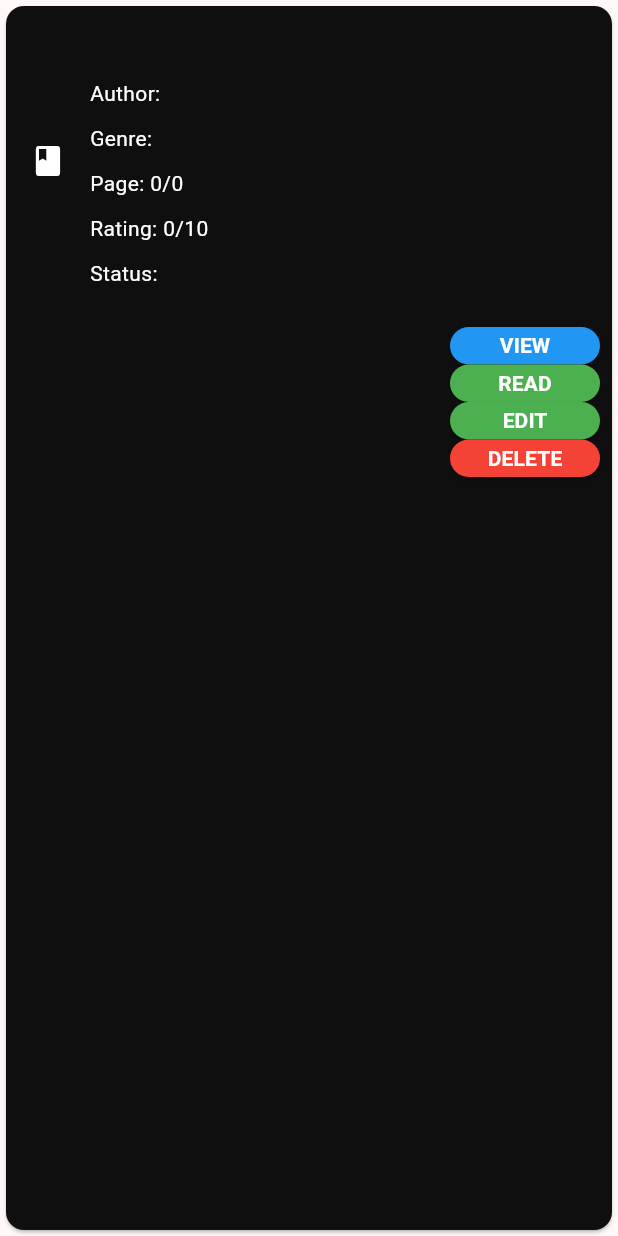
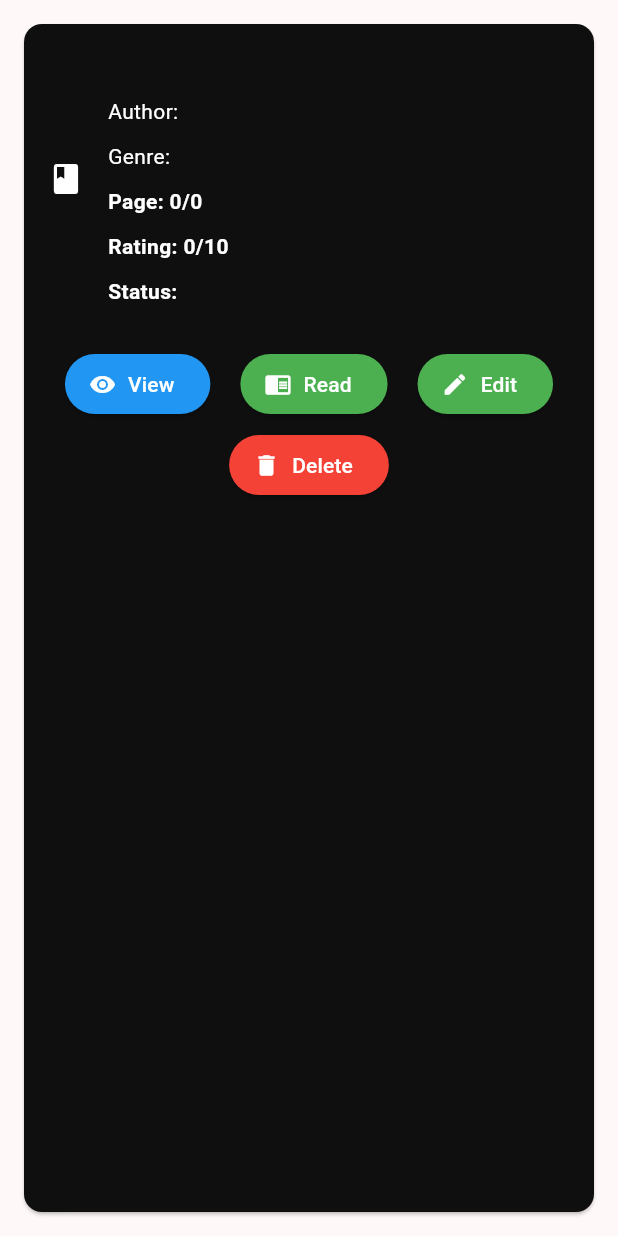
Before and after one commit to LiteraLand-C07/LiteraLandMobile, a Flutter app: the BookCollectionWidget widget shown alone on an empty page, opened directly with empty values, on a phone screen of 412 x 824 dp. Run offline on Flutter 3.47's test engine with Material 3 defaults, Android fonts, the phone set to English and light mode, and no system bars; our stand-ins replace google_fonts, webview_flutter; missing offline and left inert: pbp_django_auth; network calls fail.

Commit message:
Update tampilan halaman koleksi dan detail

```diff
--- a/lib/collections/screens/detail_book.dart
+++ b/lib/collections/screens/detail_book.dart
@@ -58,7 +58,7 @@ class _BookDetailPageState extends State<BookDetailPage> {
   @override
   Widget build(BuildContext context) {
     return Scaffold(
-        backgroundColor: const Color.fromARGB(255, 67, 66, 66),
+        backgroundColor: const Color.fromARGB(255, 37, 36, 36),
         appBar: AppBar(
           title: const Text('Book Detail'),
           backgroundColor: const Color.fromARGB(255, 15, 15, 15),
--- a/lib/collections/widgets/card_collection.dart
+++ b/lib/collections/widgets/card_collection.dart
@@ -16,7 +16,9 @@ class BookCollectionWidget extends StatelessWidget {
 
   @override
   Widget build(BuildContext context) {
-    return Card(
+    return Padding(
+        padding: const EdgeInsets.all(12),
+        child: Card(
           color: const Color.fromARGB(255, 15, 15, 15),
           child: Column(
             children: <Widget>[
@@ -36,37 +38,47 @@ class BookCollectionWidget extends StatelessWidget {
                     const SizedBox(height: 10),
                     Text('Author: ${bookCollection.author}',
                         style: const TextStyle(
-                        color: Colors.white)), // Ubah warna teks menjadi putih
+                            color:
+                                Colors.white)), // Ubah warna teks menjadi putih
                     const SizedBox(height: 10),
                     Text('Genre: ${bookCollection.genre}',
                         style: const TextStyle(
-                        color: Colors.white)), // Ubah warna teks menjadi putih
+                            color:
+                                Colors.white)), // Ubah warna teks menjadi putih
                     const SizedBox(height: 10),
                     Text(
                       'Page: ${bookCollection.currentPage}/${bookCollection.pageCount}',
                       style: const TextStyle(
-                      color: Colors.white), // Ubah warna teks menjadi putih
+                          color: Colors.white,
+                          fontWeight:
+                              FontWeight.bold), // Ubah warna teks menjadi putih
                     ),
                     const SizedBox(height: 10),
                     Text('Rating: ${bookCollection.rating}/10',
                         style: const TextStyle(
-                        color: Colors.white)), // Ubah warna teks menjadi puti
+                            color: Colors.white,
+                            fontWeight: FontWeight
+                                .bold)), // Ubah warna teks menjadi puti
                     const SizedBox(height: 10),
                     Text('Status: ${bookCollection.statusBacaDisplay}',
-                    style: const TextStyle(color: Colors.white)),
+                        style: const TextStyle(
+                            color: Colors.white, fontWeight: FontWeight.bold)),
                     const SizedBox(height: 10), // Ubah warna teks menjadi putih
                   ],
                 ),
               ),
-          ButtonBar(
+              const SizedBox(height: 10),
+              Wrap(
+                alignment: WrapAlignment.center,
+                spacing: 12.0,
+                runSpacing: 6.0,
                 children: <Widget>[
-              SizedBox(
-                width: 100.0, // Lebar tombol
-                height: 25.0, // Tinggi tombol
-                child: ElevatedButton(
+                  Padding(
+                    padding: const EdgeInsets.symmetric(horizontal: 4.0),
+                    child: ElevatedButton.icon(
                       style: ElevatedButton.styleFrom(
-                      backgroundColor:
-                          Colors.blue), // Ubah warna tombol menjadi hijau
+                        backgroundColor: Colors.blue,
+                      ),
                       onPressed: () {
                         Navigator.pushReplacement(
                           context,
@@ -74,21 +86,24 @@ class BookCollectionWidget extends StatelessWidget {
                             builder: (context) => BookDetailPage(
                               bookId: bookCollection.book,
                               isFromCollection: true,
-                              )),
+                            ),
+                          ),
                         );
                       },
-                  child: const Text('VIEW',
-                      style: TextStyle(
-                          color: Colors.white, fontWeight: FontWeight.bold)),
+                      icon:
+                          const Icon(Icons.remove_red_eye, color: Colors.white),
+                      label: const Text(
+                        'View',
+                        style: TextStyle(color: Colors.white),
                       ),
                     ),
-              SizedBox(
-                width: 100.0, // Lebar tombol
-                height: 25.0, // Tinggi tombol
-                child: ElevatedButton(
+                  ),
+                  Padding(
+                    padding: const EdgeInsets.symmetric(horizontal: 4.0),
+                    child: ElevatedButton.icon(
                       style: ElevatedButton.styleFrom(
-                      backgroundColor:
-                          Colors.green), // Ubah warna tombol menjadi hijau
+                        backgroundColor: Colors.green,
+                      ),
                       onPressed: () {
                         int idHalaman = bookCollection.book;
                         Navigator.push(
@@ -98,20 +113,24 @@ class BookCollectionWidget extends StatelessWidget {
                               title: bookCollection.title,
                               selectedUrl:
                                   "https://literaland-c07-tk.pbp.cs.ui.ac.id/collections/read_book_flutter/$idHalaman/",
-                                )));
-                  },
-                  child: const Text('READ',
-                      style: TextStyle(
-                          color: Colors.white, fontWeight: FontWeight.bold)),
                             ),
                           ),
-              SizedBox(
-                width: 100.0, // Lebar tombol
-                height: 25.0, // Tinggi tombol
-                child: ElevatedButton(
+                        );
+                      },
+                      icon: const Icon(Icons.chrome_reader_mode,
+                          color: Colors.white),
+                      label: const Text(
+                        'Read',
+                        style: TextStyle(color: Colors.white),
+                      ),
+                    ),
+                  ),
+                  Padding(
+                    padding: const EdgeInsets.symmetric(horizontal: 4.0),
+                    child: ElevatedButton.icon(
                       style: ElevatedButton.styleFrom(
-                      backgroundColor:
-                          Colors.green), // Ubah warna tombol menjadi hijau
+                        backgroundColor: Colors.green,
+                      ),
                       onPressed: () {
                         _showFormModal(
                           context,
@@ -122,20 +141,22 @@ class BookCollectionWidget extends StatelessWidget {
                           "Edit Collection",
                           true,
                           bookCollection.book,
-                        bookCollection.pk);
+                          bookCollection.pk,
+                        );
                       },
-                  child: const Text('EDIT',
-                      style: TextStyle(
-                          color: Colors.white, fontWeight: FontWeight.bold)),
+                      icon: const Icon(Icons.edit, color: Colors.white),
+                      label: const Text(
+                        'Edit',
+                        style: TextStyle(color: Colors.white),
                       ),
                     ),
-              SizedBox(
-                width: 100.0, // Lebar tombol
-                height: 25.0, // Tinggi tombol
-                child: ElevatedButton(
+                  ),
+                  Padding(
+                    padding: const EdgeInsets.symmetric(horizontal: 4.0),
+                    child: ElevatedButton.icon(
                       style: ElevatedButton.styleFrom(
-                      backgroundColor:
-                          Colors.red), // Ubah warna tombol menjadi hijau
+                        backgroundColor: Colors.red,
+                      ),
                       onPressed: () async {
                         int collectionId = bookCollection.pk;
                         final request = context.read<CookieRequest>();
@@ -143,9 +164,10 @@ class BookCollectionWidget extends StatelessWidget {
                             "https://literaland-c07-tk.pbp.cs.ui.ac.id/collections/delete_flutter/$collectionId/";
                         final response = await request.post(url, "");
                         if (response['status'] == 'success') {
-                      ScaffoldMessenger.of(context).showSnackBar(const SnackBar(
-                        content:
-                            Text("Buku berhasil dihapus dari daftar koleksi!"),
+                          ScaffoldMessenger.of(context)
+                              .showSnackBar(const SnackBar(
+                            content: Text(
+                                "Buku berhasil dihapus dari daftar koleksi!"),
                           ));
                           Navigator.of(context).pushReplacement(
                             MaterialPageRoute(
@@ -153,21 +175,26 @@ class BookCollectionWidget extends StatelessWidget {
                             ),
                           );
                         } else {
-                      ScaffoldMessenger.of(context).showSnackBar(const SnackBar(
-                        content: Text("Terdapat kesalahan, silakan coba lagi."),
+                          ScaffoldMessenger.of(context)
+                              .showSnackBar(const SnackBar(
+                            content:
+                                Text("Terdapat kesalahan, silakan coba lagi."),
                           ));
                         }
                       },
-                  child: const Text('DELETE',
-                      style: TextStyle(
-                          color: Colors.white, fontWeight: FontWeight.bold)),
+                      icon: const Icon(Icons.delete, color: Colors.white),
+                      label: const Text(
+                        'Delete',
+                        style: TextStyle(color: Colors.white),
+                      ),
                     ),
                   ),
                 ],
               ),
+              const SizedBox(height: 12),
             ],
           ),
-    );
+        ));
   }
 }
 
```
Also changed, not shown: lib/collections/screens/mycollection.dart (+41 -2 lines), lib/collections/widgets/card_detail.dart (+50 -39 lines). Lines whose indentation alone changed are shown as unchanged.
